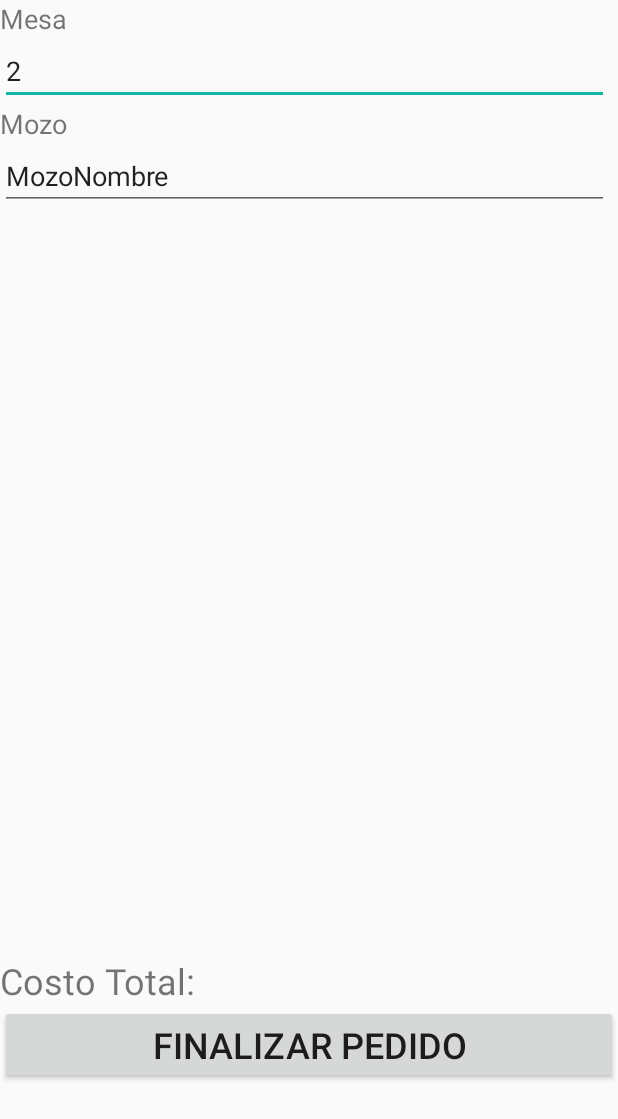
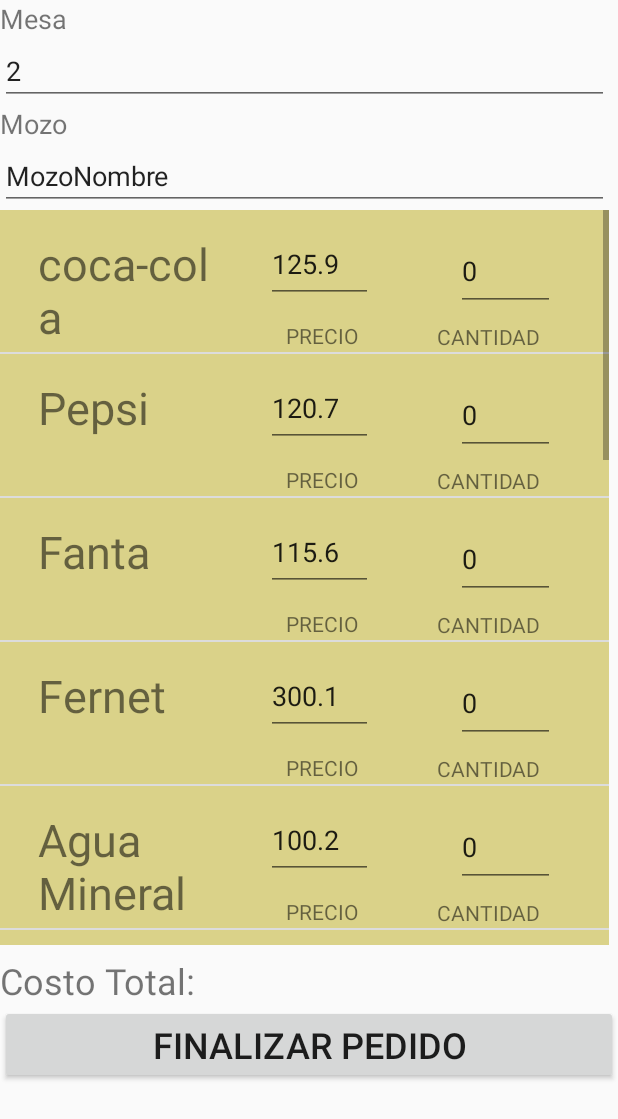
Before and after one commit to Ludwig88/DiploAndroid, an Android app: the screen it shows after launch (Mozo), after a tap on "MOZO", on a phone screen of 412 x 824 dp. Shown: the top 1119 px of the screen. Run offline under Robolectric (Android 15) with nearby library versions, the phone set to English and light mode, and no system bars.

Commit message:
Pending change of background in Mozo and preparing and storing order with data from list when prder done, then Cocina

```diff
--- a/Restaurante/app/src/main/java/com/example/restaurante/AlmacenStock.java
+++ b/Restaurante/app/src/main/java/com/example/restaurante/AlmacenStock.java
@@ -11,16 +11,21 @@ import androidx.annotation.Nullable;
 import java.util.ArrayList;
 
 public class AlmacenStock extends SQLiteOpenHelper  {
+
+    static final String TABLE_NAME = "stock_i";
+
     public AlmacenStock(@Nullable Context context, int version) {
-        super(context, "StockRestaurant", null, version);
+        super(context, "StockItemsRestaurant", null, version);
     }
 
     @Override
     public void onCreate(SQLiteDatabase sqLiteDatabase) {
         sqLiteDatabase.execSQL(
-                "CREATE TABLE stock " +
+                "CREATE TABLE " + TABLE_NAME + " " +
                         "(_id INTEGER PRIMARY KEY AUTOINCREMENT, " +
                         "item TEXT," +
+                        "estado INTEGER, " +
+                        "cantidad INTEGER, " +
                         "precio DOUBLE)"
         );
     }
@@ -30,21 +35,21 @@ public class AlmacenStock extends SQLiteOpenHelper  {
         if(!dbHasItems())
         {
             //TODO: use X qtty. random values and items from a file
-            almacenarPedidos("coca-cola",125.9f,0);
-            almacenarPedidos("Pepsi",120.7f,0);
-            almacenarPedidos("Fanta",115.6f,0);
-            almacenarPedidos("Fernet",300.1f,0);
-            almacenarPedidos("Agua Mineral",100.2f,0);
-            almacenarPedidos("Pancho",225.6f,0);
-            almacenarPedidos("Vino Tinto",325.0f,0);
-            almacenarPedidos("Choripan",200.0f,0);
-            almacenarPedidos("Lomito",350.5f,0);
-            almacenarPedidos("Fideos",300.8f,0);
-            almacenarPedidos("Lasagna",350.9f,0);
-            almacenarPedidos("Postre",150.1f,0);
-            almacenarPedidos("Café",99.9f,0);
-            almacenarPedidos("Asado",1560.1f,0);
-            almacenarPedidos("Ensalada",230.0f,0);
+            almacenarItemEnStock("coca-cola",125.9f     ,0,0);
+            almacenarItemEnStock("Pepsi",120.7f         ,0,0);
+            almacenarItemEnStock("Fanta",115.6f         ,0,0);
+            almacenarItemEnStock("Fernet",300.1f        ,0,0);
+            almacenarItemEnStock("Agua Mineral",100.2f  ,0,0);
+            almacenarItemEnStock("Pancho",225.6f        ,0,0);
+            almacenarItemEnStock("Vino Tinto",325.0f    ,0,0);
+            almacenarItemEnStock("Choripan",200.0f      ,0,0);
+            almacenarItemEnStock("Lomito",350.5f        ,0,0);
+            almacenarItemEnStock("Fideos",300.8f        ,0,0);
+            almacenarItemEnStock("Lasagna",350.9f       ,0,0);
+            almacenarItemEnStock("Postre",150.1f        ,0,0);
+            almacenarItemEnStock("Café",99.9f           ,0,0);
+            almacenarItemEnStock("Asado",1560.1f        ,0,0);
+            almacenarItemEnStock("Ensalada",230.0f      ,0,0);
         }
     }
 
@@ -52,7 +57,7 @@ public class AlmacenStock extends SQLiteOpenHelper  {
     public void onUpgrade(SQLiteDatabase sqLiteDatabase, int i, int i1) {
         if (i != i1) {
             if (i1 == 2) {
-                sqLiteDatabase.execSQL("ALTER TABLE stock ADD COLUMN fecha DATETIME");
+                sqLiteDatabase.execSQL("ALTER TABLE " + TABLE_NAME + " ADD COLUMN fecha DATETIME");
             }
         }
     }
@@ -62,7 +67,7 @@ public class AlmacenStock extends SQLiteOpenHelper  {
         Integer quantityOfElements;
         try (SQLiteDatabase db = getReadableDatabase()) {
             quantityOfElements = 0;
-            try (Cursor cursor = db.rawQuery("SELECT COUNT(item) FROM stock", null)) {
+            try (Cursor cursor = db.rawQuery("SELECT COUNT(item) FROM " + TABLE_NAME + "", null)) {
                 while (cursor.moveToNext()) {
                     quantityOfElements = cursor.getInt(0);
                 }
@@ -75,13 +80,17 @@ public class AlmacenStock extends SQLiteOpenHelper  {
         return quantityOfElements > 1;
     }
 
-    public ArrayList<?> listaStockItems() {
+    public ArrayList<StockItem> listaStockItems() {
         SQLiteDatabase db = getReadableDatabase();
         ArrayList<StockItem> stockItems;
         stockItems = new ArrayList<>();
-        try (Cursor cursor = db.rawQuery("SELECT DISTINCT item, precio FROM stock", null)) {
+        try (Cursor cursor = db.rawQuery("SELECT DISTINCT item, precio, estado, cantidad FROM " + TABLE_NAME + "", null)) {
             while (cursor.moveToNext()) {
-                stockItems.add(new StockItem( cursor.getString(0), cursor.getFloat(1), 0));
+                String item = cursor.getString(0);
+                float precio = cursor.getFloat(2);
+                int estado = cursor.getInt(1);
+                int cantidad = cursor.getInt(3);
+                stockItems.add(new StockItem( item, precio, estado, cantidad));
             }
             cursor.close();
         }catch (Exception e){
@@ -91,21 +100,43 @@ public class AlmacenStock extends SQLiteOpenHelper  {
         return stockItems;
     }
 
-    public void actualizarEstadoItem(String item, int estado) {
-        SQLiteDatabase db = getWritableDatabase();
-        db.execSQL("UPDATE stock SET estado = " + estado + " WHERE item = " + item + " )");
-        db.close();
+    public void actualizarCantidadItem(String item, int cantidad) {
+        try (SQLiteDatabase db = getWritableDatabase()) {
+            db.execSQL("UPDATE stock SET cantidad = " + cantidad + " WHERE item = " + item + " )");
+            db.close();
+        }
+        catch (Exception e){
+            Log.e("DB_STOCK","error: " + e.getMessage());
+        }
     }
 
-    public void almacenarPedidos(String item, float precio, int estado) {
-        SQLiteDatabase db = getWritableDatabase();
-        db.execSQL("INSERT INTO stock VALUES (null, " + "'"+ item + "', " + precio + " , " + estado + " )");
-        db.close();
+    public void actualizarEstadoItem(String item, int estado) {
+        try (SQLiteDatabase db = getWritableDatabase()) {
+            db.execSQL("UPDATE " + TABLE_NAME + " SET estado = " + estado + " WHERE item = " + item + " )");
+            db.close();
+        }
+        catch (Exception e){
+            Log.e("DB_STOCK","error: " + e.getMessage());
+        }
+    }
+
+    public void almacenarItemEnStock(String item, float precio, int estado, int cantidad) {
+        try (SQLiteDatabase db = getWritableDatabase()) {
+            String query = "INSERT INTO " + TABLE_NAME + " VALUES (null, " + "'" + item + "', " + precio + " , " + estado + " , " + cantidad + " )";
+            db.execSQL(query);
+            db.close();
+        }catch (Exception ex){
+            Log.e("DB_STOCK","error: " + ex.getMessage());
+        }
     }
 
     public void eliminarPedidos(String item) {
-        SQLiteDatabase db = getWritableDatabase();
-        db.execSQL("DELETE FROM stock WHERE item = " + item + ")");
-        db.close();
+        try (SQLiteDatabase db = getWritableDatabase()) {
+            db.execSQL("DELETE FROM " + TABLE_NAME + " WHERE item = " + item + ")");
+            db.close();
+        }
+        catch (Exception e){
+            Log.e("DB_STOCK","error: " + e.getMessage());
+        }
     }
 }
--- a/Restaurante/app/src/main/java/com/example/restaurante/Mozo.java
+++ b/Restaurante/app/src/main/java/com/example/restaurante/Mozo.java
@@ -16,6 +16,7 @@ public class Mozo extends ListActivity {
     public AlmacenPedidos m_almacenPedidos;
     public AlmacenStock m_almacenStock;
     public ArrayList<StockItem> m_localStockItems;
+    private StockItemAdapter stockItemAdapter;
 
     @Override
     protected void onCreate(@Nullable Bundle savedInstanceState) {
@@ -29,14 +30,16 @@ public class Mozo extends ListActivity {
         FillStockList();
 
         //inicializo la lista con valores
-        setListAdapter(new StockItemAdapter(this, m_localStockItems));
+        stockItemAdapter = new StockItemAdapter(this, m_localStockItems);
+        setListAdapter(stockItemAdapter);
     }
 
     private void FillStockList()
     {
         m_almacenStock = new AlmacenStock(this, 1);
         m_almacenStock.populateDB();
-        ArrayList<StockItem> stockItems = (ArrayList<StockItem>) m_almacenStock.listaStockItems();
+        ArrayList<StockItem> stockItems;
+        stockItems = (ArrayList<StockItem>) m_almacenStock.listaStockItems();
         if (!stockItems.isEmpty()) {
             int numberOfItems = 0;
             for (StockItem itemFromStock : stockItems) {
@@ -54,19 +57,15 @@ public class Mozo extends ListActivity {
         Toast.makeText(this, "Item presionado: " + item.toString(), Toast.LENGTH_SHORT).show();
         for (StockItem itemFromStock : m_localStockItems) {
             if(((StockItem)item).getItemName().equals(itemFromStock.getItemName())){
-                int estado_actual = itemFromStock.getEstadoPedido();
-                if(estado_actual == 0){
-                    itemFromStock.setEstadoPedido(1);
-                }
-                else{
-                    itemFromStock.setEstadoPedido(0);
-                }
+                int cantidad_actual = itemFromStock.getCantidad();
+                itemFromStock.setCantidadItem(++cantidad_actual);
+                stockItemAdapter.notifyDataSetChanged();
             }
         }
         super.onListItemClick(l, v, position, id);
     }
 
-    private void endOrder(View view){
+    public void endOrder(View view){
         //Loop por todos los items que tengan estado seleccionado
         //almacenar el monto q sumen y msotrarlo en el cuadro de texto del precio
 
--- a/Restaurante/app/src/main/java/com/example/restaurante/StockItem.java
+++ b/Restaurante/app/src/main/java/com/example/restaurante/StockItem.java
@@ -12,12 +12,14 @@ public class StockItem {
     private float m_fPrecio;
     private int m_EestadoPedido;
     private int m_iState;
+    private int m_iCantidad;
     private NEW_ORDER_STATE m_EState = NEW_ORDER_STATE.NON_SELECTED;
 
-    public StockItem(String item, float precio, int state){
+    public StockItem(String item, float precio, int state, int cantidad){
         m_sItem = item;
         m_fPrecio = precio;
         m_iState = state;
+        m_iCantidad = cantidad;
         //m_EestadoPedido = estadoPedido;
     }
 
@@ -27,13 +29,17 @@ public class StockItem {
 
     public float getPrecio(){ return m_fPrecio; }
 
+    public int getCantidad(){ return m_iCantidad; }
+
     public int getEstadoPedido(){ return m_EestadoPedido; }
 
     public void setEstadoPedido(int estado){ m_EestadoPedido = estado; }
 
+    public void setCantidadItem(int cant){ m_iCantidad = cant; }
+
     @NonNull
     public String toString(){
-        return "Item " + m_sItem + " = " + m_fPrecio + "\n";
+        return "Item " + m_sItem + " | precio = " + m_fPrecio + " | qtty: " + m_iCantidad +"\n";
     }
 
 }
--- a/Restaurante/app/src/main/java/com/example/restaurante/StockItemAdapter.java
+++ b/Restaurante/app/src/main/java/com/example/restaurante/StockItemAdapter.java
@@ -36,11 +36,6 @@ public class StockItemAdapter extends BaseAdapter {
         return (long) 0.0;
     }
 
-    //@Override
-    //public String getItemId(int i) {
-    //    //FIXME: es esto correcto?
-    //    return m_pedidos.get(i).getItemName();
-    //}
 
     @Override
     public View getView(int i, View view, ViewGroup viewGroup) {
@@ -49,7 +44,9 @@ public class StockItemAdapter extends BaseAdapter {
         TextView cantidadItem = view.findViewById(R.id.textQuantity);
         TextView precioItem = view.findViewById(R.id.textPrice);
         nombreItem.setText(((StockItem)getItem(i)).getItemName());
-        cantidadItem.setText("0");
+        int cantidad_int = ((StockItem)getItem(i)).getCantidad();
+        String cantidad_string = String.valueOf(cantidad_int);
+        cantidadItem.setText(cantidad_string);
         float precio = (float) ((StockItem)getItem(i)).getPrecio();
         precioItem.setText(String.valueOf(precio));
         //TODO: acording to order state must change background color
--- a/Restaurante/app/src/main/res/layout/elemento_pedido.xml
+++ b/Restaurante/app/src/main/res/layout/elemento_pedido.xml
@@ -25,10 +25,8 @@
         android:layout_marginStart="40dp"
         android:layout_marginTop="14dp"
         android:layout_marginEnd="45dp"
-        android:editable="true"
         android:ems="10"
         android:inputType="number"
-        android:text="0"
         app:layout_constraintEnd_toEndOf="parent"
         app:layout_constraintStart_toEndOf="@+id/textPrice"
         app:layout_constraintTop_toTopOf="parent" />
```
Also changed, not shown: Restaurante/app/src/main/java/com/example/restaurante/AlmacenPedidos.java (+15 -7 lines).
